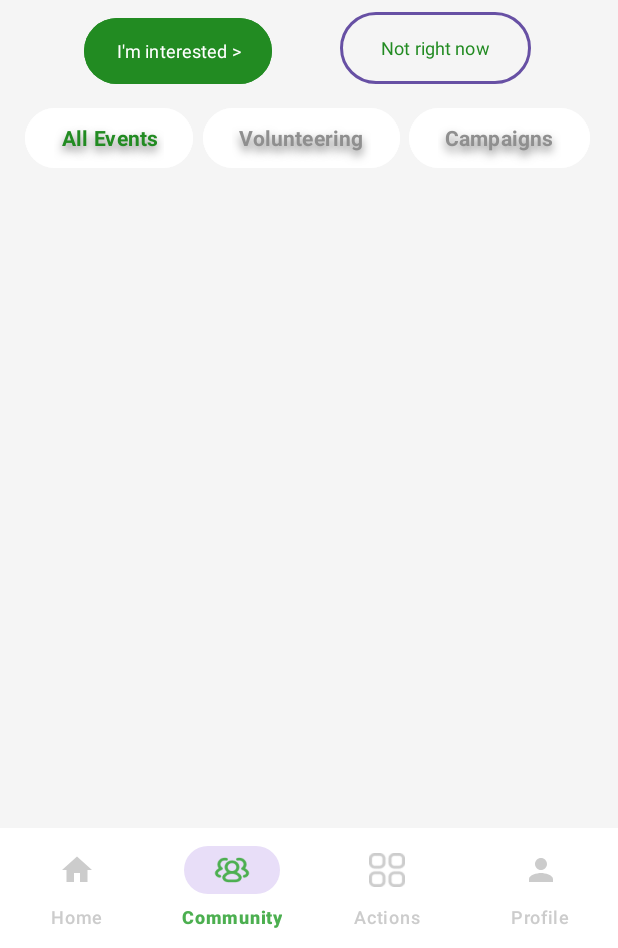
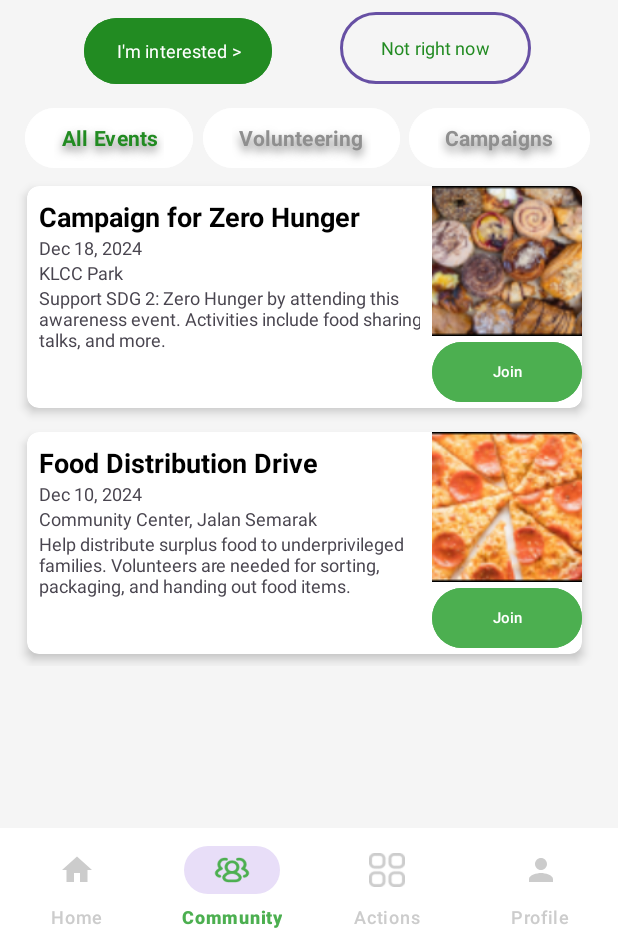
Before and after one commit to yanayusman/WIA2007-MAD, an Android app: the screen it shows after launch once a user with an empty profile is signed in (HomePageActivity), item 2 of the bottom bar chosen, on a phone screen of 412 x 824 dp, the part 288-1236 px from its top. Run offline under Robolectric (Android 15) with nearby library versions, the light colour scheme and no system bars; our stand-ins replace Firebase (no records; nobody signed in at launch, a user with empty details on screens opened directly).

Commit message:
added event classes for community page

```diff
--- /dev/null
+++ b/SharePlateApp/app/src/main/java/com/shareplateapp/Campaign.java
@@ -0,0 +1,9 @@
+package com.shareplateapp;
+
+public class Campaign extends Event {
+
+    public Campaign( String title, String desc, String loc, String date, int image){
+        super(title, desc, loc, date, image);
+    }
+
+}
--- a/SharePlateApp/app/src/main/java/com/shareplateapp/CommunityAllFragment.java
+++ b/SharePlateApp/app/src/main/java/com/shareplateapp/CommunityAllFragment.java
@@ -1,21 +1,142 @@
 package com.shareplateapp;
 
+import android.content.Context;
 import android.os.Bundle;
+import android.text.Editable;
+import android.text.TextWatcher;
 import android.view.LayoutInflater;
 import android.view.View;
 import android.view.ViewGroup;
+import android.view.inputmethod.InputMethodManager;
+import android.widget.EditText;
+import android.widget.GridLayout;
+import android.widget.ImageView;
+import android.widget.LinearLayout;
+import android.widget.TextView;
 
 import androidx.annotation.NonNull;
 import androidx.annotation.Nullable;
+import androidx.appcompat.widget.Toolbar;
 import androidx.fragment.app.Fragment;
 
+import java.util.ArrayList;
+import java.util.List;
+import java.util.stream.Collectors;
+
 public class CommunityAllFragment extends Fragment {
+
+    private Toolbar toolbar;
+    private ImageView searchIcon, menuIcon;
+    private LinearLayout eventGrid;
+    private EditText searchEditText;
+    private List<Event> allEvents = new ArrayList<>();
+    private LinearLayout searchLayout;
+    private ImageView backArrow;
+    private View normalToolbarContent;
 
     @Nullable
     @Override
     public View onCreateView(@NonNull LayoutInflater inflater, @Nullable ViewGroup container, @Nullable Bundle savedInstanceState) {
         // Inflate the layout for this fragment
-        return inflater.inflate(R.layout.fragment_community_all, container, false);
+        View view = inflater.inflate(R.layout.fragment_community_all, container, false);
+
+        // Initialize all views first
+        toolbar = view.findViewById(R.id.toolbar2);
+        searchIcon = view.findViewById(R.id.search_icon2);
+        menuIcon = view.findViewById(R.id.menu_icon2);
+        eventGrid = view.findViewById(R.id.event_grid);
+        searchEditText = view.findViewById(R.id.search_edit_text2);
+        searchLayout = view.findViewById(R.id.search_layout2);
+        backArrow = view.findViewById(R.id.back_arrow2);
+        normalToolbarContent = view.findViewById(R.id.normal_toolbar_content2);
+
+        // Initialize donation items list
+        allEvents = new ArrayList<>();
+
+        // Add sample data (move this to a separate method if you fetch from a database/API)
+        allEvents.add(new Campaign("Campaign for Zero Hunger", "Support SDG 2: Zero Hunger by attending this awareness event. Activities include food sharing, talks, and more.", "KLCC Park", "Dec 18, 2024", R.drawable.bread));
+        allEvents.add(new Volunteering("Food Distribution Drive", "Help distribute surplus food to underprivileged families. Volunteers are needed for sorting, packaging, and handing out food items.", "Community Center, Jalan Semarak", "Dec 10, 2024", R.drawable.pizza, 16, 20));
+
+
+        // Set up search functionality
+        searchIcon.setOnClickListener(v -> {
+            searchLayout.setVisibility(View.VISIBLE);
+            normalToolbarContent.setVisibility(View.GONE);
+            searchEditText.requestFocus();
+            InputMethodManager imm = (InputMethodManager) getActivity().getSystemService(Context.INPUT_METHOD_SERVICE);
+            if (imm != null) {
+                imm.showSoftInput(searchEditText, InputMethodManager.SHOW_IMPLICIT);
+            }
+        });
+
+        backArrow.setOnClickListener(v -> {
+            searchLayout.setVisibility(View.GONE);
+            normalToolbarContent.setVisibility(View.VISIBLE);
+            searchEditText.setText("");
+            InputMethodManager imm = (InputMethodManager) getActivity().getSystemService(Context.INPUT_METHOD_SERVICE);
+            if (imm != null) {
+                imm.hideSoftInputFromWindow(searchEditText.getWindowToken(), 0);
+            }
+        });
+
+        searchEditText.addTextChangedListener(new TextWatcher() {
+            @Override
+            public void beforeTextChanged(CharSequence s, int start, int count, int after) {}
+
+            @Override
+            public void onTextChanged(CharSequence s, int start, int before, int count) {}
+
+            @Override
+            public void afterTextChanged(Editable s) {
+                filterEvents(s.toString());
+            }
+        });
+
+        // Inflate and add donation item views to the grid
+        for (Event item : allEvents) {
+            addEventsView(item);
+        }
+
+        return view;
+    }
+
+    private void addEventsView(Event event){
+        View itemView = getLayoutInflater().inflate(R.layout.event_item_view, eventGrid, false);
+
+        ImageView itemImage = itemView.findViewById(R.id.item_image);
+        TextView itemName = itemView.findViewById(R.id.item_name);
+        TextView itemDescription = itemView.findViewById(R.id.item_description);
+        TextView eventDate = itemView.findViewById(R.id.event_date);
+        TextView eventLocation = itemView.findViewById(R.id.event_location);
+
+        itemImage.setImageResource(event.getImageResourceId());
+        itemName.setText(event.getTitle());
+        itemDescription.setText(event.getDescription());
+        eventDate.setText(event.getDate());
+        eventLocation.setText(event.getLocation());
+
+        eventGrid.addView(itemView);
+    }
+
+    private void filterEvents(String query){
+        eventGrid.removeAllViews();
+
+        if (query.isEmpty()) {
+            for (Event event : allEvents) {
+                addEventsView(event);
+            }
+        } else {
+            String lowercaseQuery = query.toLowerCase();
+            List<Event> filteredEvents = allEvents.stream()
+                    .filter(item ->
+                            item.getTitle().toLowerCase().contains(lowercaseQuery) ||
+                                    item.getDescription().toLowerCase().contains(lowercaseQuery))
+                    .collect(Collectors.toList());
+
+            for (Event event : filteredEvents) {
+                addEventsView(event);
+            }
+        }
     }
 
     @Override
--- /dev/null
+++ b/SharePlateApp/app/src/main/java/com/shareplateapp/Event.java
@@ -0,0 +1,42 @@
+package com.shareplateapp;
+
+public abstract class Event {
+
+    private final String title;
+
+    private final String description;
+    private final String location;
+    private final String date; // maybe we can change this datatype from "String" to "Date"
+    private final int imageResourceId;
+
+    public Event(String title, String desc, String loc, String date, int image){
+
+        description = desc;
+        location = loc;
+        this.date = date;
+        this.title = title;
+        imageResourceId = image;
+
+    }
+
+    public String getDescription(){
+        return description;
+    }
+
+    public String getLocation(){
+        return location;
+    }
+
+    public String getDate(){
+        return date;
+    }
+
+    public String getTitle(){
+        return title;
+    }
+
+    public int getImageResourceId(){
+        return imageResourceId;
+    }
+
+}
--- /dev/null
+++ b/SharePlateApp/app/src/main/java/com/shareplateapp/Volunteering.java
@@ -0,0 +1,23 @@
+package com.shareplateapp;
+
+public class Volunteering extends Event {
+
+    private final float timeCommitment;
+
+    private final int seats;
+
+    public Volunteering(String title, String desc, String loc, String date, int image, float time, int seat){
+        super(title, desc, loc, date, image);
+        timeCommitment = time;
+        seats = seat;
+    }
+
+    public float getTimeCommitment(){
+        return timeCommitment;
+    }
+
+    public int getSeats(){
+        return seats;
+    }
+
+}
```
